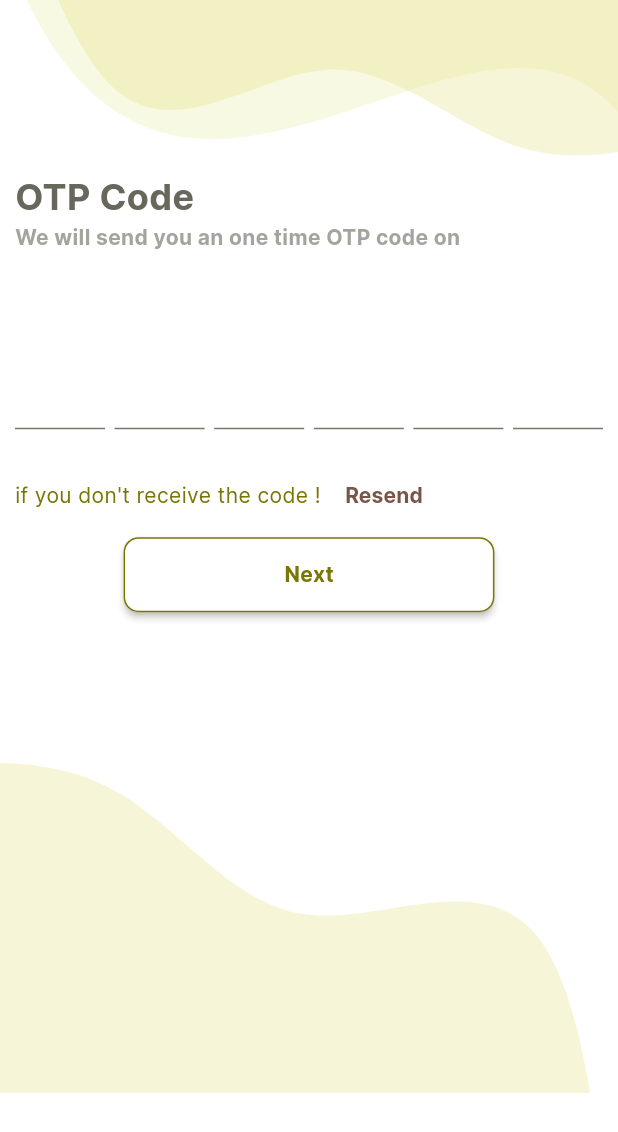
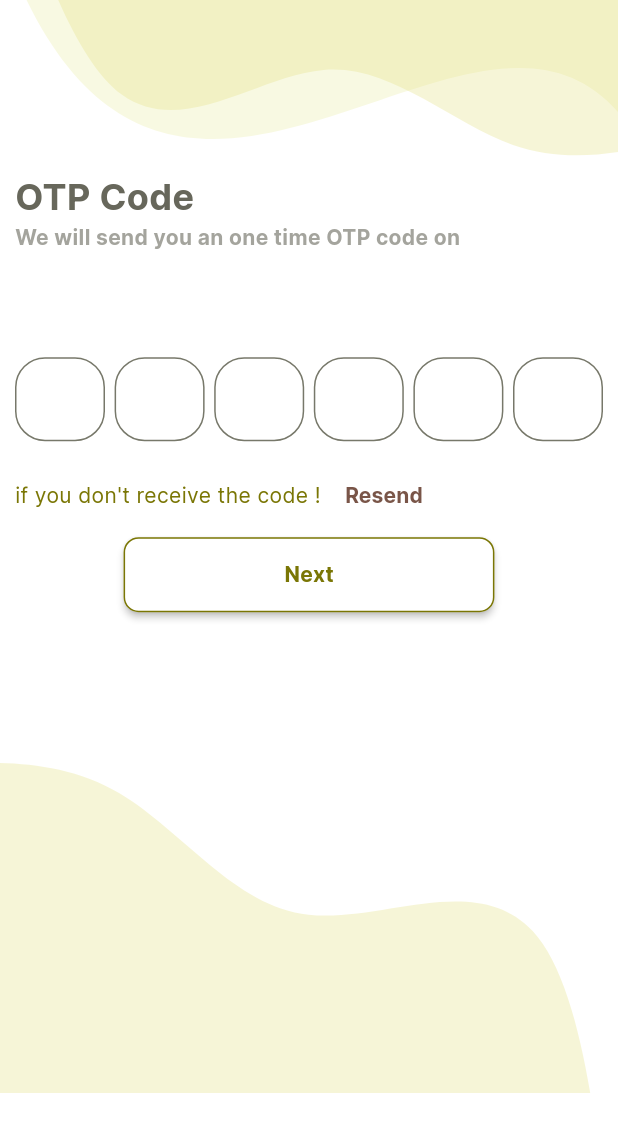
Before and after one commit to Abhishekbagdiya01/Echo, a Flutter app: the OtpCodeScreen screen opened directly with empty values, scrolled down 190 dp, on a phone screen of 412 x 824 dp. Shown: the top 1132 px of the screen. Run offline on Flutter 3.47's test engine with Material 2 defaults, Android fonts, the phone set to English and light mode, and no system bars; our stand-ins replace audioplayers, bloc, dotted_border, equatable, file_picker, flutter_bloc and 4 more; missing offline and left inert: record; accounts and stored records are empty; network calls fail; key blocks and very long unbroken strings in the code were emptied for the run.

Commit message:
Fix bug in otp varification

```diff
--- a/lib/bloc/credential_cubit/credential_cubit_event.dart
+++ b/lib/bloc/credential_cubit/credential_cubit_event.dart
@@ -49,11 +49,11 @@ class OTPVerification extends CredentialCubitEvent {
 
 class ResetPassword extends CredentialCubitEvent {
   String email;
-  String otp;
+  String newPassword;
   ResetPassword({
     required this.email,
-    required this.otp,
+    required this.newPassword,
   });
   @override
-  List<Object> get props => [email, otp];
+  List<Object> get props => [email, newPassword];
 }
--- a/lib/repository/auth_repository.dart
+++ b/lib/repository/auth_repository.dart
@@ -79,8 +79,9 @@ class AuthRepository {
     }
   }
 
-  Future<String> resetPassword(String email, String password) async {
-    final encodedParam = jsonEncode({"email": email, "newPassword": password});
+  Future<String> resetPassword(String email, String newPassword) async {
+    final encodedParam =
+        jsonEncode({"email": email, "newPassword": newPassword});
     final response = await client.post(Uri.parse(_endPoint("resetPassword")),
         body: encodedParam, headers: _header);
 
--- a/lib/screens/user_onboarding/otp_code_screen.dart
+++ b/lib/screens/user_onboarding/otp_code_screen.dart
@@ -19,7 +19,10 @@ import '../../widgets/snackbar.dart';
 class OtpCodeScreen extends StatelessWidget {
   OtpCodeScreen({required this.userEmail});
   final String userEmail;
-  String otp = "";
+  final GlobalKey<FormState> _formKey = GlobalKey<FormState>();
+  List<TextEditingController> controllers =
+      List.generate(6, (_) => TextEditingController());
+
   @override
   Widget build(BuildContext context) {
     final screenWidth = MediaQuery.sizeOf(context).width;
@@ -59,103 +62,33 @@ class OtpCodeScreen extends StatelessWidget {
                     height: 50,
                   ),
                   Form(
+                      key: _formKey,
                       child: Row(
                         mainAxisAlignment: MainAxisAlignment.spaceBetween,
                         children: [
+                          for (int i = 0; i < 6; i++)
                             SizedBox(
                               height: 68,
                               width: 60,
-                        child: TextField(
+                              child: TextFormField(
+                                controller: controllers[i],
                                 textAlign: TextAlign.center,
+                                decoration: InputDecoration(
+                                  border: OutlineInputBorder(
+                                      borderRadius: BorderRadius.circular(20)),
+                                ),
                                 onChanged: (value) {
                                   if (value.length == 1) {
-                              otp = otp + value;
-                              log(otp);
                                     FocusScope.of(context).nextFocus();
                                   }
                                 },
-                          inputFormatters: [
-                            LengthLimitingTextInputFormatter(1)
-                          ],
-                        ),
-                      ),
-                      SizedBox(
-                        height: 68,
-                        width: 60,
-                        child: TextField(
-                          textAlign: TextAlign.center,
-                          onChanged: (value) {
-                            if (value.length == 1) {
-                              otp = otp + value;
-                              log(otp);
-                              FocusScope.of(context).nextFocus();
+                                onSaved: (value) {
+                                  if (value != null && value.isNotEmpty) {
+                                    controllers[i].text = value;
+                                  } else {
+                                    if (i > 0) {
+                                      controllers[i - 1].text = '';
                                     }
-                          },
-                          inputFormatters: [
-                            LengthLimitingTextInputFormatter(1)
-                          ],
-                        ),
-                      ),
-                      SizedBox(
-                        height: 68,
-                        width: 60,
-                        child: TextField(
-                          textAlign: TextAlign.center,
-                          onChanged: (value) {
-                            if (value.length == 1) {
-                              otp = otp + value;
-                              log(otp);
-                              FocusScope.of(context).nextFocus();
-                            }
-                          },
-                          inputFormatters: [
-                            LengthLimitingTextInputFormatter(1)
-                          ],
-                        ),
-                      ),
-                      SizedBox(
-                        height: 68,
-                        width: 60,
-                        child: TextField(
-                          textAlign: TextAlign.center,
-                          onChanged: (value) {
-                            if (value.length == 1) {
-                              otp = otp + value;
-                              log(otp);
-                              FocusScope.of(context).nextFocus();
-                            }
-                          },
-                          inputFormatters: [
-                            LengthLimitingTextInputFormatter(1)
-                          ],
-                        ),
-                      ),
-                      SizedBox(
-                        height: 68,
-                        width: 60,
-                        child: TextField(
-                          textAlign: TextAlign.center,
-                          onChanged: (value) {
-                            if (value.length == 1) {
-                              otp = otp + value;
-                              log(otp);
-                              FocusScope.of(context).nextFocus();
-                            }
-                          },
-                          inputFormatters: [
-                            LengthLimitingTextInputFormatter(1)
-                          ],
-                        ),
-                      ),
-                      SizedBox(
-                        height: 68,
-                        width: 60,
-                        child: TextField(
-                          textAlign: TextAlign.center,
-                          onChanged: (value) {
-                            if (value.length == 1) {
-                              otp = otp + value;
-                              log(otp);
                                   }
                                 },
                                 inputFormatters: [
@@ -197,7 +130,8 @@ class OtpCodeScreen extends StatelessWidget {
                           Navigator.push(
                               context,
                               MaterialPageRoute(
-                                builder: (context) => SetNewPasswordScreen(),
+                                builder: (context) =>
+                                    SetNewPasswordScreen(userEmail: userEmail),
                               ));
                         } else if (state is CredentialErrorState) {
                           snackbarMessenger(context, state.errorMessage);
@@ -206,10 +140,15 @@ class OtpCodeScreen extends StatelessWidget {
                       child: CustomButton(
                         title: "Next",
                         voidCallback: () {
-                          log(otp);
-
-                          BlocProvider.of<CredentialCubitBloc>(context)
-                              .add(OTPVerification(email: userEmail, otp: otp));
+                          if (_formKey.currentState!.validate()) {
+                            _formKey.currentState!.save();
+                            String enteredOTP = controllers.fold('',
+                                (prev, controller) => prev + controller.text);
+                            log(enteredOTP);
+                            BlocProvider.of<CredentialCubitBloc>(context).add(
+                                OTPVerification(
+                                    email: userEmail, otp: enteredOTP));
+                          }
                         },
                       ),
                     ),
```
Also changed, not shown: lib/bloc/credential_cubit/credential_cubit_bloc.dart (+10 -0 lines), lib/screens/user_onboarding/set_new_password_screen.dart (+7 -3 lines). Lines whose indentation alone changed are shown as unchanged.
